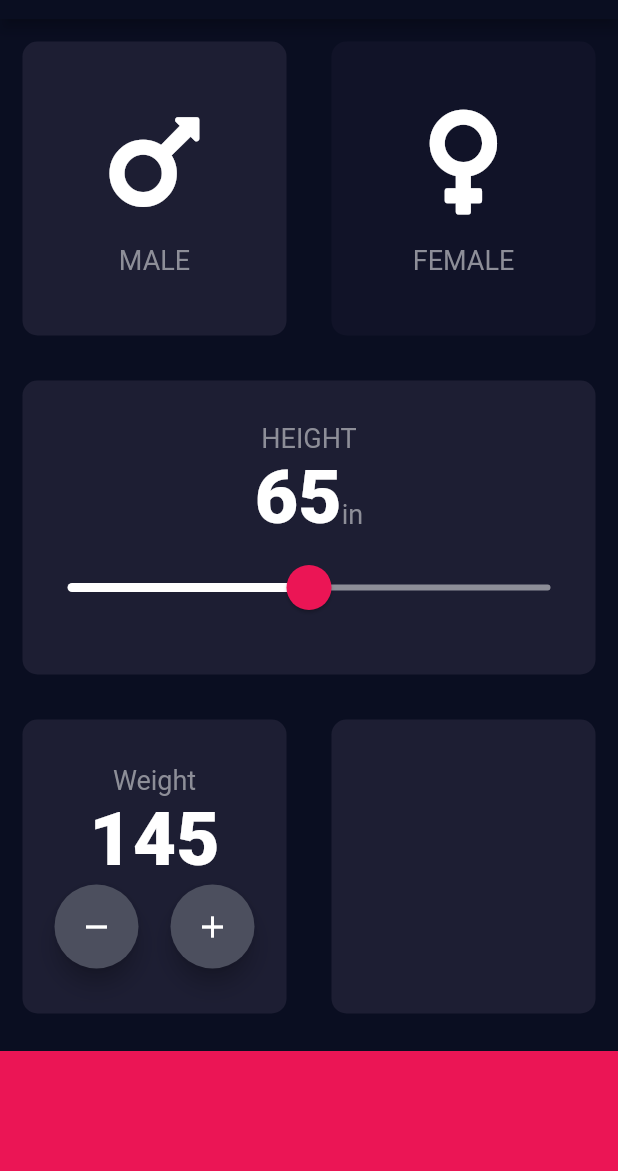
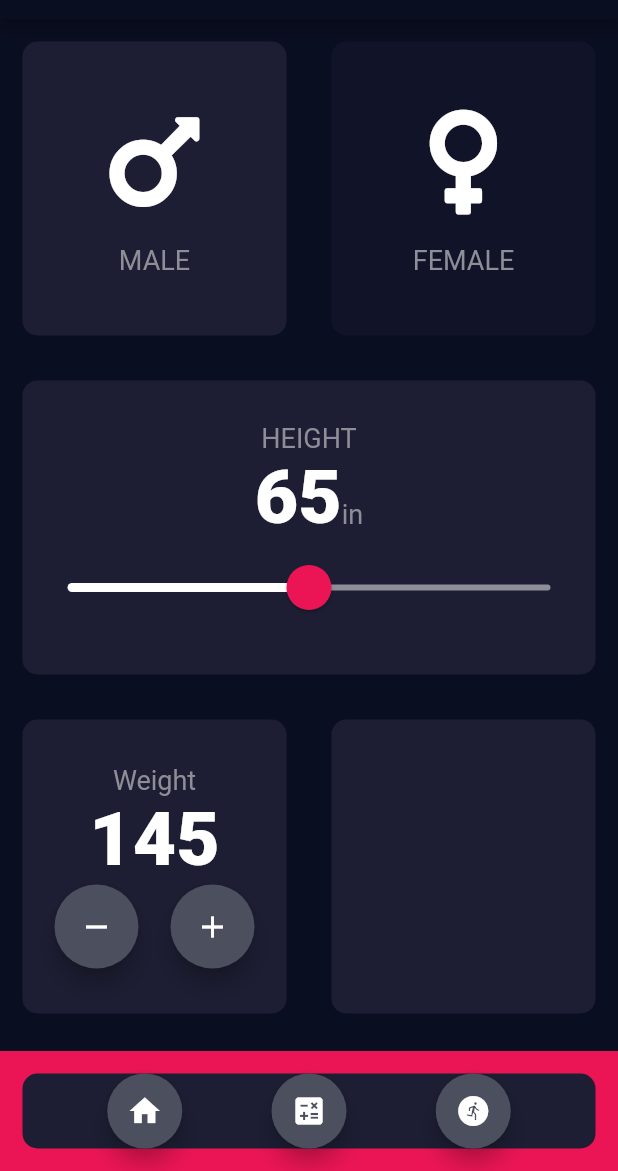
Before and after one commit to Jrod7938/bmi_calculator, a Flutter app: the screen it shows after launch, on a phone screen of 412 x 824 dp, the part 65-1236 px from its top. Run offline on Flutter 3.47's test engine with Material 2 defaults, Android fonts, the phone set to English and light mode, and no system bars; our stand-ins replace font_awesome_flutter.

Commit message:
Added bottom button navigations

```diff
--- a/lib/input_page.dart
+++ b/lib/input_page.dart
@@ -182,6 +182,44 @@ class _InputPageState extends State<InputPage> {
             margin: EdgeInsets.only(top: 10.0),
             width: double.infinity,
             height: kBottomContainerHeight,
+            child: ReusableCard(
+              color: kActiveCardColor,
+              cardChild: Row(
+                mainAxisAlignment: MainAxisAlignment.spaceEvenly,
+                children: [
+                  FloatingActionButton(
+                    backgroundColor: Color(0xFF4C4F5E),
+                    onPressed: () {
+                      setState(() {});
+                    },
+                    child: Icon(
+                      Icons.home,
+                      color: Colors.white,
+                    ),
+                  ),
+                  FloatingActionButton(
+                    backgroundColor: Color(0xFF4C4F5E),
+                    onPressed: () {
+                      setState(() {});
+                    },
+                    child: Icon(
+                      Icons.calculate,
+                      color: Colors.white,
+                    ),
+                  ),
+                  FloatingActionButton(
+                    backgroundColor: Color(0xFF4C4F5E),
+                    onPressed: () {
+                      setState(() {});
+                    },
+                    child: Icon(
+                      Icons.run_circle,
+                      color: Colors.white,
+                    ),
+                  ),
+                ],
+              ),
+            ),
           ),
         ],
       ),
--- a/lib/main.dart
+++ b/lib/main.dart
@@ -1,6 +1,5 @@
 import 'package:flutter/material.dart';
 import './input_page.dart';
-
 
 void main() => runApp(BMICalculator());
 
```
